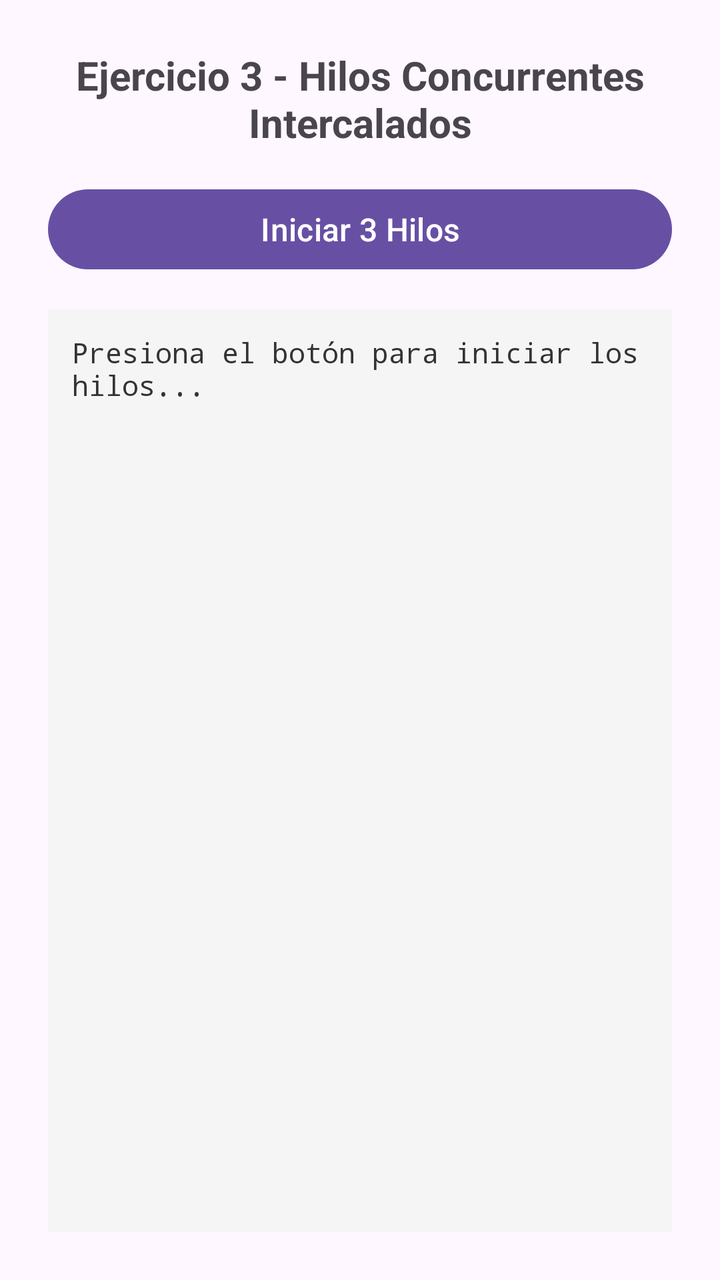
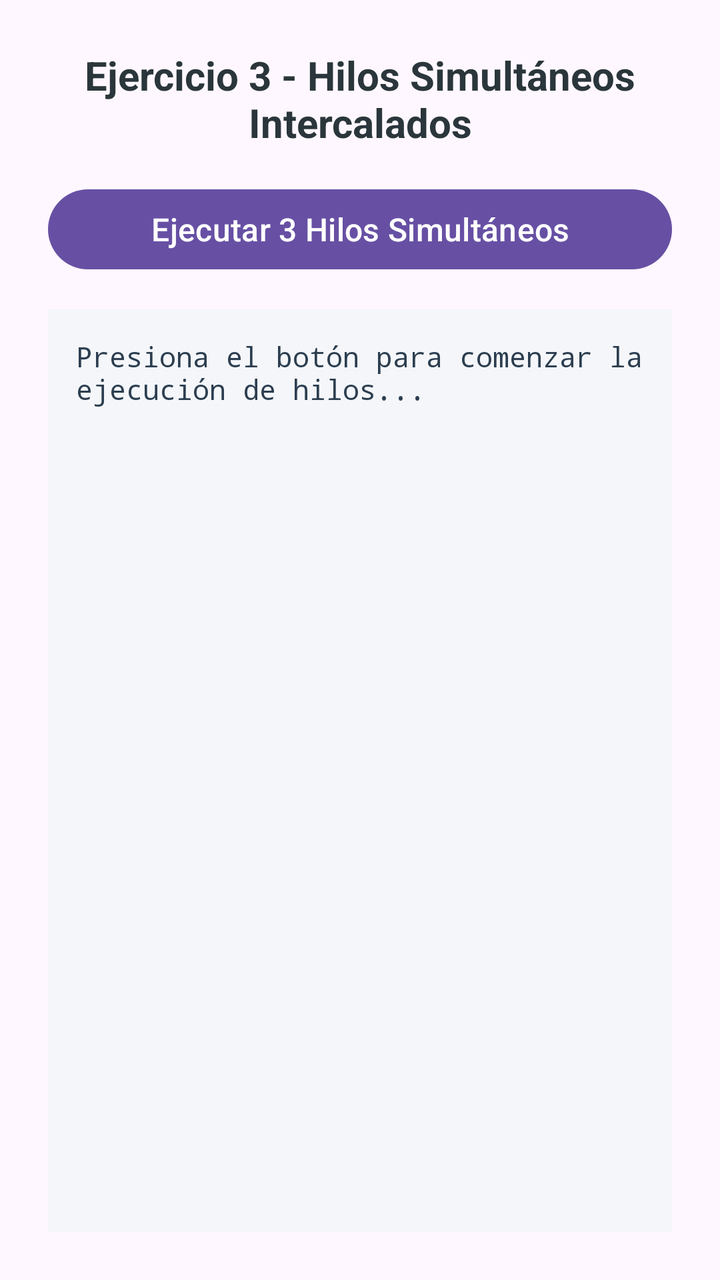

An Android layout rendered at two revisions. The XML below is the earlier revision; the diff shows what the commit changed to produce the second picture.
<!-- AndroidManifest.xml: application theme Theme.Actividad6 -->
<!-- res/layout/activity_ejercicio3.xml -->
<?xml version="1.0" encoding="utf-8"?>
<LinearLayout xmlns:android="http://schemas.android.com/apk/res/android"
    xmlns:tools="http://schemas.android.com/tools"
    android:id="@+id/main"
    android:layout_width="match_parent"
    android:layout_height="match_parent"
    android:orientation="vertical"
    android:padding="24dp"
    tools:context=".ejercicios.ejercicio3.Ejercicio3Activity">

    <TextView
        android:id="@+id/tvHeader"
        android:layout_width="match_parent"
        android:layout_height="wrap_content"
        android:text="Ejercicio 3 - Hilos Concurrentes Intercalados"
        android:textSize="20sp"
        android:textStyle="bold"
        android:textAlignment="center"
        android:layout_marginBottom="16dp" />

    <com.google.android.material.button.MaterialButton
        android:id="@+id/btnIniciar"
        android:layout_width="match_parent"
        android:layout_height="wrap_content"
        android:text="Iniciar 3 Hilos"
        android:textSize="16sp"
        android:layout_marginBottom="16dp" />

    <ScrollView
        android:layout_width="match_parent"
        android:layout_height="0dp"
        android:layout_weight="1"
        android:background="#F5F5F5"
        android:padding="12dp">

        <TextView
            android:id="@+id/tvLog"
            android:layout_width="match_parent"
            android:layout_height="wrap_content"
            android:text="Presiona el botón para iniciar los hilos..."
            android:fontFamily="monospace"
            android:textSize="14sp"
            android:textColor="#333333" />

    </ScrollView>

</LinearLayout>
<!-- resources referenced by this layout -->
<resources>
  <style name="Theme.Actividad6" parent="Base.Theme.Actividad6" />
  <style name="Base.Theme.Actividad6" parent="Theme.Material3.DayNight.NoActionBar">
          
          
      </style>
</resources>

<!-- the commit's change to res/layout/activity_ejercicio3.xml (unified diff, before → after) -->
@@ -9,20 +9,21 @@
     tools:context=".ejercicios.ejercicio3.Ejercicio3Activity">
 
     <TextView
-        android:id="@+id/tvHeader"
+        android:id="@+id/lblTituloHilos"
         android:layout_width="match_parent"
         android:layout_height="wrap_content"
-        android:text="Ejercicio 3 - Hilos Concurrentes Intercalados"
+        android:text="Ejercicio 3 - Hilos Simultáneos Intercalados"
         android:textSize="20sp"
         android:textStyle="bold"
         android:textAlignment="center"
+        android:textColor="@color/primary_color"
         android:layout_marginBottom="16dp" />
 
     <com.google.android.material.button.MaterialButton
-        android:id="@+id/btnIniciar"
+        android:id="@+id/btnComenzarEjecucionHilos"
         android:layout_width="match_parent"
         android:layout_height="wrap_content"
-        android:text="Iniciar 3 Hilos"
+        android:text="Ejecutar 3 Hilos Simultáneos"
         android:textSize="16sp"
         android:layout_marginBottom="16dp" />
 
@@ -30,17 +31,17 @@
         android:layout_width="match_parent"
         android:layout_height="0dp"
         android:layout_weight="1"
-        android:background="#F5F5F5"
-        android:padding="12dp">
+        android:background="@color/custom_card_bg"
+        android:padding="14dp">
 
         <TextView
-            android:id="@+id/tvLog"
+            android:id="@+id/txtHistorialHilos"
             android:layout_width="match_parent"
             android:layout_height="wrap_content"
-            android:text="Presiona el botón para iniciar los hilos..."
+            android:text="Presiona el botón para comenzar la ejecución de hilos..."
             android:fontFamily="monospace"
             android:textSize="14sp"
-            android:textColor="#333333" />
+            android:textColor="@color/secondary_color" />
 
     </ScrollView>
 
<!-- resource entries referenced after the edit -->
@@ -1,5 +1,8 @@
 <!-- resources referenced by this layout -->
 <resources>
+  <color name="custom_card_bg">#F4F6F9</color>
+  <color name="primary_color">#2A363B</color>
+  <color name="secondary_color">#2C3E50</color>
   <style name="Theme.Actividad6" parent="Base.Theme.Actividad6" />
   <style name="Base.Theme.Actividad6" parent="Theme.Material3.DayNight.NoActionBar">
           
